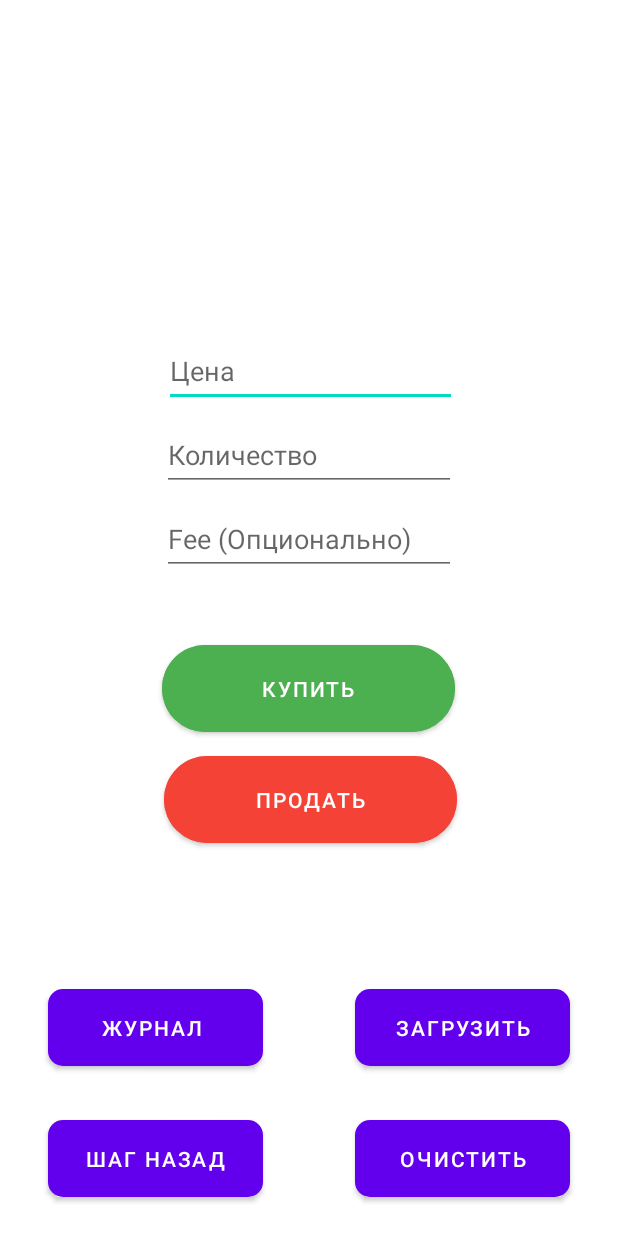
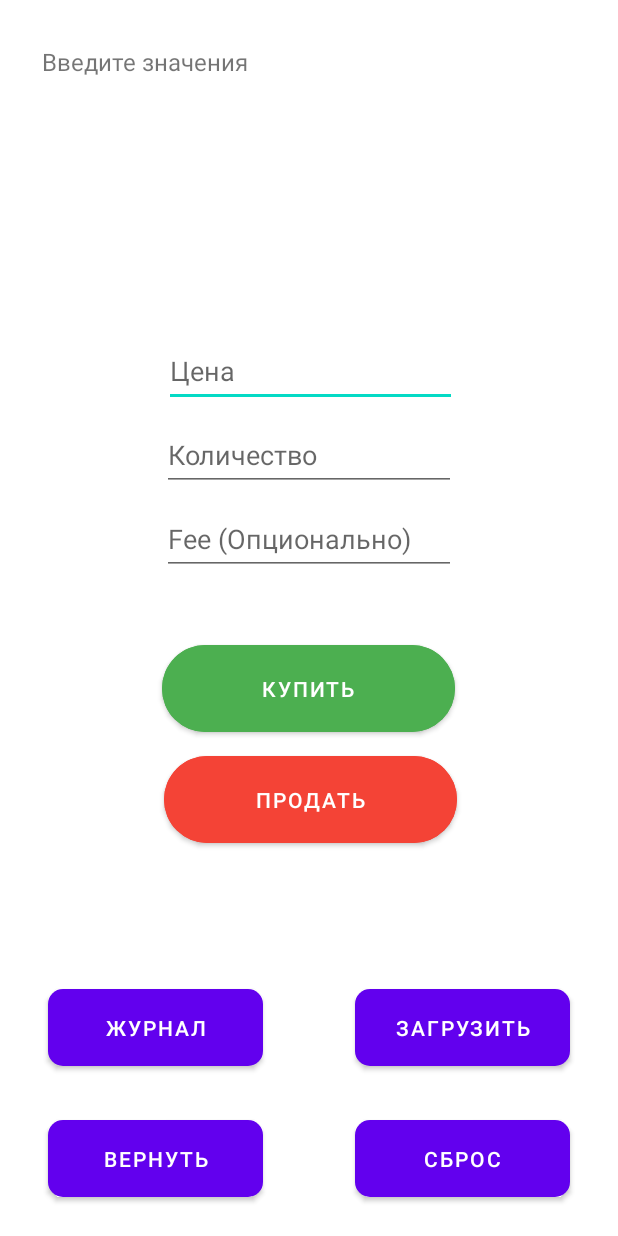
Before and after one commit to eatmore2004/SpotCalculator, an Android app: the screen it shows after launch (MainActivity), on a phone screen of 412 x 824 dp. Run offline under Robolectric (Android 15) with nearby library versions, the phone set to English and light mode, and no system bars; libraries missing offline, so code that uses them is left out: io.paperdb; 2 statements that could not run were skipped.

Commit message:
Small fixes. Added ability to save  current position

```diff
--- a/app/build.gradle
+++ b/app/build.gradle
@@ -37,6 +37,7 @@ dependencies {
     implementation 'com.google.android.material:material:1.8.0'
     implementation 'androidx.constraintlayout:constraintlayout:2.1.4'
     implementation 'com.journeyapps:zxing-android-embedded:4.3.0'
+    implementation 'io.github.pilgr:paperdb:2.7.1'
     testImplementation 'junit:junit:4.13.2'
     androidTestImplementation 'androidx.test.ext:junit:1.1.5'
     androidTestImplementation 'androidx.test.espresso:espresso-core:3.5.1'
--- a/app/src/main/java/com/andrii/positioncalculator/AddPosition.java
+++ b/app/src/main/java/com/andrii/positioncalculator/AddPosition.java
@@ -23,7 +23,6 @@ public class AddPosition extends AppCompatActivity {
     public Button paste_button;
     public Button clear_button;
     public Button scan_button;
-
     public TextView hash_edit;
 
     @SuppressLint("MissingInflatedId")
--- a/app/src/main/java/com/andrii/positioncalculator/MainActivity.java
+++ b/app/src/main/java/com/andrii/positioncalculator/MainActivity.java
@@ -14,6 +14,8 @@ import com.example.positioncalculator.R;
 
 import java.util.Locale;
 
+import io.paperdb.Paper;
+
 public class MainActivity extends AppCompatActivity {
 
     public Button buy_button;
@@ -25,9 +27,10 @@ public class MainActivity extends AppCompatActivity {
     public EditText price_edit;
     public EditText amount_edit;
     public EditText fee_edit;
+    @SuppressLint("StaticFieldLeak")
     public static TextView message_box;
 
-    public static Position position = new Position();
+    public static Position position;
 
 
     @SuppressLint("MissingInflatedId")
@@ -35,6 +38,8 @@ public class MainActivity extends AppCompatActivity {
     protected void onCreate(Bundle savedInstanceState) {
         super.onCreate(savedInstanceState);
         setContentView(R.layout.activity_main);
+
+        Paper.init(getApplicationContext());
 
         this.buy_button = findViewById(R.id.buy_btn);
         this.sell_button = findViewById(R.id.sell_btn);
@@ -47,7 +52,8 @@ public class MainActivity extends AppCompatActivity {
         this.fee_edit = findViewById(R.id.fee_edt);
 
         message_box = findViewById(R.id.message);
-
+        position = StorageManager.getPosition("current_position");
+        message_box.setText(position.getResponse());
         buy_button.setOnClickListener(new View.OnClickListener() {
             @Override
             public void onClick(View view) {
@@ -137,7 +143,11 @@ public class MainActivity extends AppCompatActivity {
 
         return null;
     }
-
+    @Override
+    protected void onPause() {
+        super.onPause();
+        StorageManager.savePosition("current_position",position);
+    }
 
 
 }
--- a/app/src/main/res/layout/activity_logs.xml
+++ b/app/src/main/res/layout/activity_logs.xml
@@ -47,7 +47,8 @@
         android:id="@+id/list_edt"
         android:layout_width="326dp"
         android:layout_height="539dp"
-        android:textAlignment="center"
+        android:textAlignment="viewStart"
+        android:textColor="#000000"
         android:textStyle="bold"
         app:layout_constraintBottom_toTopOf="@+id/bck_btn"
         app:layout_constraintEnd_toEndOf="parent"
--- a/app/src/main/res/layout/activity_main.xml
+++ b/app/src/main/res/layout/activity_main.xml
@@ -105,7 +105,7 @@
         android:layout_height="63dp"
         android:layout_marginEnd="32dp"
         android:layout_marginBottom="20dp"
-        android:text="Очистить"
+        android:text="Сброс"
         app:cornerRadius="10dp"
         app:layout_constraintBottom_toBottomOf="parent"
         app:layout_constraintEnd_toEndOf="parent" />
@@ -127,7 +127,7 @@
         android:layout_height="63dp"
         android:layout_marginStart="32dp"
         android:layout_marginBottom="20dp"
-        android:text="Шаг назад"
+        android:text="вернуть"
         app:cornerRadius="10dp"
         app:layout_constraintBottom_toBottomOf="parent"
         app:layout_constraintStart_toStartOf="parent" />
@@ -138,7 +138,7 @@
         android:layout_height="63dp"
         android:layout_marginStart="32dp"
         android:layout_marginBottom="24dp"
-        android:text="Журнал "
+        android:text="журнал"
         app:cornerRadius="10dp"
         app:layout_constraintBottom_toTopOf="@+id/back_btn"
         app:layout_constraintStart_toStartOf="parent" />
```
Also changed, not shown: app/src/main/java/com/andrii/positioncalculator/Position.java (+7 -4 lines), app/src/main/java/com/andrii/positioncalculator/StorageManager.java (added, +16 -0 lines).
